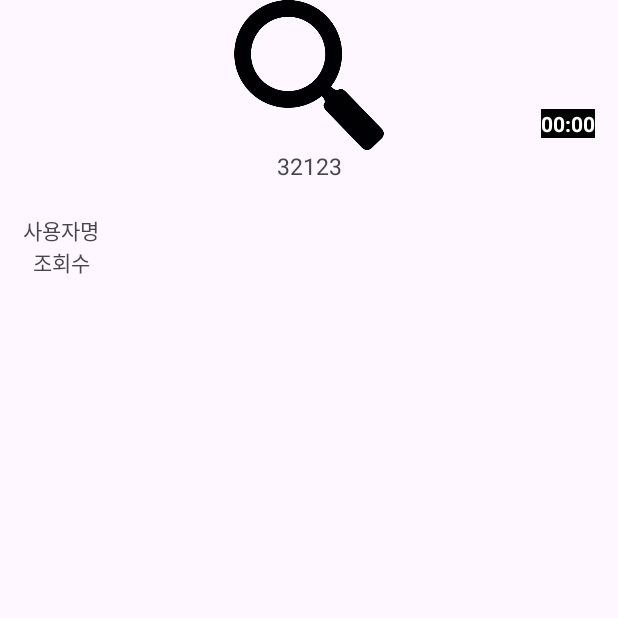
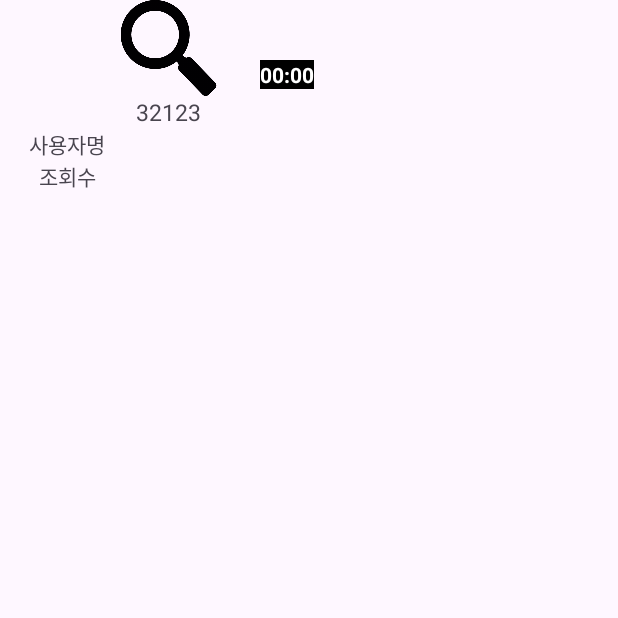
Before and after one commit to 6-six-Days/Six_Days_CodingTube, an Android app: the Best_Recycler_View screen opened directly, with no data from a screen before it, on a phone screen of 412 x 824 dp, the top half of it. Run offline under Robolectric (Android 15) with nearby library versions, the light colour scheme and no system bars.

Commit message:
error commit

```diff
--- a/app/src/main/java/com/example/bluecodingtube/service/bestApi/VideoDiffUtill.kt
+++ b/app/src/main/java/com/example/bluecodingtube/service/bestApi/VideoDiffUtill.kt
@@ -2,6 +2,7 @@ package com.example.bluecodingtube.service.bestApi
 
 import androidx.recyclerview.widget.DiffUtil
 import com.example.bluecodingtube.data.PlayList
+import com.example.bluecodingtube.data.Snippet
 import com.example.bluecodingtube.data.YoutubeVideo
 import com.example.bluecodingtube.data.YoutubeVideoInfo
 
@@ -11,7 +12,7 @@ class VideoDiffUtill(
 ) :DiffUtil.Callback(){
 
     override fun getOldListSize(): Int {
-       return oldList.size
+        return oldList.size
     }
 
     override fun getNewListSize(): Int {
@@ -23,7 +24,7 @@ class VideoDiffUtill(
     }
 
     override fun areContentsTheSame(oldItemPosition: Int, newItemPosition: Int): Boolean {
-       val oldVideo=oldList[oldItemPosition]
+        val oldVideo=oldList[oldItemPosition]
         val newVideo=newList[newItemPosition]
         return oldVideo.snippet.title==newVideo.snippet.title
     }
--- a/app/src/main/res/layout/activity_best_recycler_view.xml
+++ b/app/src/main/res/layout/activity_best_recycler_view.xml
@@ -11,23 +11,25 @@
 
     <ImageView
         android:id="@+id/thumbnail"
-        android:layout_width="match_parent"
-        android:layout_height="100dp"
+        android:layout_width="194dp"
+        android:layout_height="64dp"
         android:src="@drawable/search"
         app:layout_constraintEnd_toEndOf="parent"
         app:layout_constraintStart_toStartOf="parent"
         app:layout_constraintTop_toTopOf="parent" />
 
+
     <TextView
         android:id="@+id/id"
         android:layout_width="wrap_content"
         android:layout_height="wrap_content"
+        android:layout_marginStart="4dp"
+
         android:text="사용자명"
-
         app:layout_constraintBottom_toBottomOf="parent"
         app:layout_constraintStart_toStartOf="parent"
-        app:layout_constraintTop_toBottomOf="@+id/title" />
-
+        app:layout_constraintTop_toBottomOf="@+id/title"
+        app:layout_constraintVertical_bias="0.0" />
 
     <TextView
         android:id="@+id/duration"
```
Also changed, not shown: app/src/main/java/com/example/bluecodingtube/HomePage.kt (+4 -9 lines), app/src/main/java/com/example/bluecodingtube/adapter/BestRecyclerViewAdapter.kt (+18 -18 lines), app/src/main/java/com/example/bluecodingtube/service/YouTubeService.kt (+0 -11 lines), app/src/main/java/com/example/bluecodingtube/viewModel/BestViewModel.kt (+4 -3 lines).
